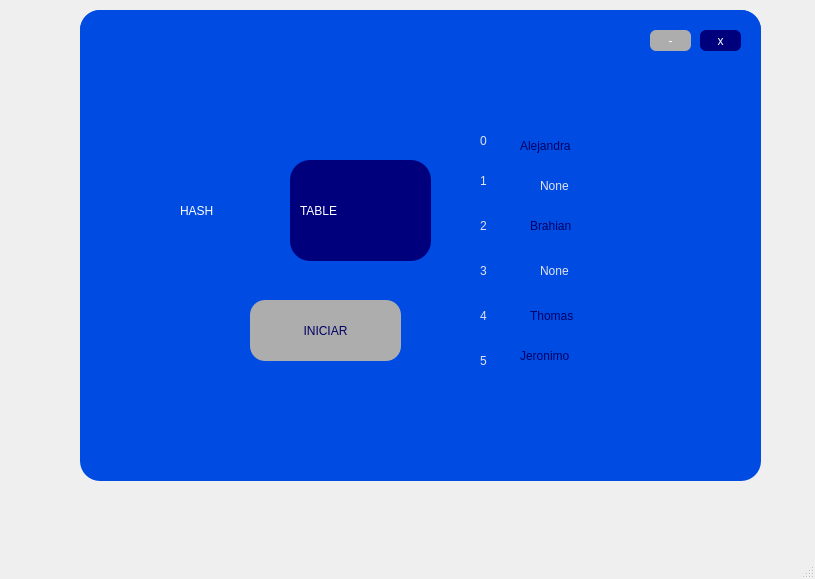
Qt form diseno_ui/diseno_inicio.ui (ThomyALUN/proyecto-tablaHash) before a commit.
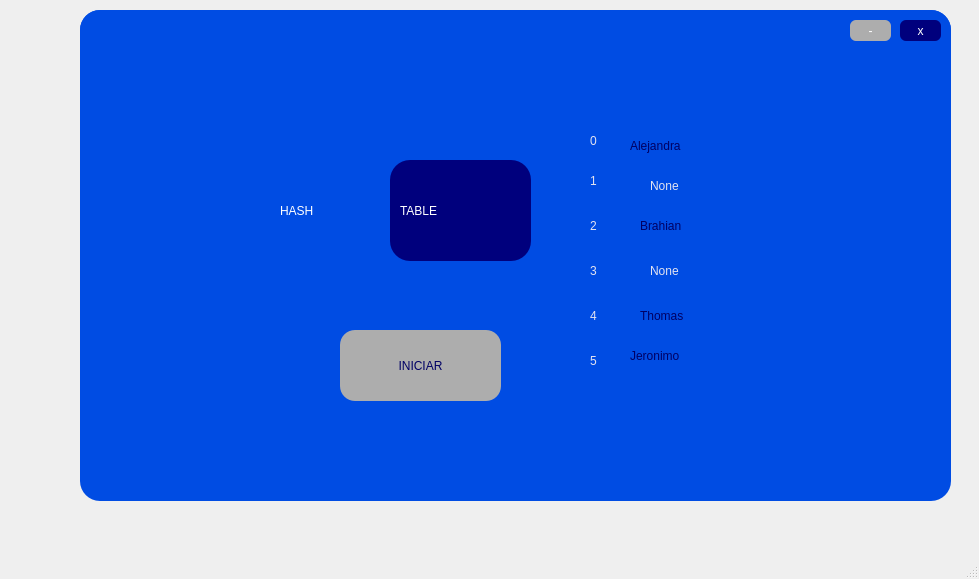
The same form after that commit. Icons and pictures are not drawn.

Commit message: organización tamaño

Diff of the .ui file:
```diff
--- a/diseno_ui/diseno_inicio.ui
+++ b/diseno_ui/diseno_inicio.ui
@@ -6,7 +6,7 @@
    <rect>
     <x>0</x>
     <y>0</y>
-    <width>815</width>
+    <width>979</width>
     <height>579</height>
    </rect>
   </property>
@@ -19,8 +19,8 @@
      <rect>
       <x>80</x>
       <y>10</y>
-      <width>681</width>
-      <height>471</height>
+      <width>871</width>
+      <height>491</height>
      </rect>
     </property>
     <property name="cursor">
@@ -37,10 +37,10 @@
     <widget class="QPushButton" name="BIniciar">
      <property name="geometry">
       <rect>
-       <x>170</x>
-       <y>290</y>
-       <width>151</width>
-       <height>61</height>
+       <x>260</x>
+       <y>320</y>
+       <width>161</width>
+       <height>71</height>
       </rect>
      </property>
      <property name="cursor">
@@ -63,7 +63,7 @@
     <widget class="QLabel" name="label_2">
      <property name="geometry">
       <rect>
-       <x>100</x>
+       <x>200</x>
        <y>180</y>
        <width>241</width>
        <height>41</height>
@@ -81,7 +81,7 @@
     <widget class="QLabel" name="label_3">
      <property name="geometry">
       <rect>
-       <x>410</x>
+       <x>520</x>
        <y>90</y>
        <width>161</width>
        <height>171</height>
@@ -97,7 +97,7 @@
     <widget class="QWidget" name="widget_2" native="true">
      <property name="geometry">
       <rect>
-       <x>210</x>
+       <x>310</x>
        <y>150</y>
        <width>141</width>
        <height>101</height>
@@ -111,7 +111,7 @@
     <widget class="QLabel" name="label_4">
      <property name="geometry">
       <rect>
-       <x>220</x>
+       <x>320</x>
        <y>180</y>
        <width>131</width>
        <height>41</height>
@@ -129,7 +129,7 @@
     <widget class="QLabel" name="label_5">
      <property name="geometry">
       <rect>
-       <x>410</x>
+       <x>520</x>
        <y>220</y>
        <width>161</width>
        <height>171</height>
@@ -145,7 +145,7 @@
     <widget class="QLabel" name="label_6">
      <property name="geometry">
       <rect>
-       <x>440</x>
+       <x>550</x>
        <y>120</y>
        <width>111</width>
        <height>31</height>
@@ -165,7 +165,7 @@
     <widget class="QLabel" name="label_7">
      <property name="geometry">
       <rect>
-       <x>450</x>
+       <x>560</x>
        <y>200</y>
        <width>111</width>
        <height>31</height>
@@ -185,7 +185,7 @@
     <widget class="QLabel" name="label_8">
      <property name="geometry">
       <rect>
-       <x>450</x>
+       <x>560</x>
        <y>290</y>
        <width>111</width>
        <height>31</height>
@@ -205,7 +205,7 @@
     <widget class="QLabel" name="label_9">
      <property name="geometry">
       <rect>
-       <x>440</x>
+       <x>550</x>
        <y>330</y>
        <width>121</width>
        <height>31</height>
@@ -225,7 +225,7 @@
     <widget class="QLabel" name="label_10">
      <property name="geometry">
       <rect>
-       <x>460</x>
+       <x>570</x>
        <y>160</y>
        <width>111</width>
        <height>31</height>
@@ -246,7 +246,7 @@
     <widget class="QLabel" name="label_20">
      <property name="geometry">
       <rect>
-       <x>460</x>
+       <x>570</x>
        <y>240</y>
        <width>111</width>
        <height>41</height>
@@ -266,7 +266,7 @@
     <widget class="QLabel" name="label_21">
      <property name="geometry">
       <rect>
-       <x>400</x>
+       <x>510</x>
        <y>110</y>
        <width>20</width>
        <height>41</height>
@@ -287,7 +287,7 @@
     <widget class="QLabel" name="label_22">
      <property name="geometry">
       <rect>
-       <x>400</x>
+       <x>510</x>
        <y>340</y>
        <width>16</width>
        <height>21</height>
@@ -308,7 +308,7 @@
     <widget class="QLabel" name="label_23">
      <property name="geometry">
       <rect>
-       <x>400</x>
+       <x>510</x>
        <y>240</y>
        <width>20</width>
        <height>41</height>
@@ -329,7 +329,7 @@
     <widget class="QLabel" name="label_24">
      <property name="geometry">
       <rect>
-       <x>400</x>
+       <x>510</x>
        <y>290</y>
        <width>20</width>
        <height>31</height>
@@ -350,7 +350,7 @@
     <widget class="QLabel" name="label_25">
      <property name="geometry">
       <rect>
-       <x>400</x>
+       <x>510</x>
        <y>200</y>
        <width>16</width>
        <height>31</height>
@@ -371,7 +371,7 @@
     <widget class="QLabel" name="label_26">
      <property name="geometry">
       <rect>
-       <x>400</x>
+       <x>510</x>
        <y>150</y>
        <width>20</width>
        <height>41</height>
@@ -394,7 +394,7 @@
       <rect>
        <x>0</x>
        <y>0</y>
-       <width>681</width>
+       <width>871</width>
        <height>51</height>
       </rect>
      </property>
@@ -415,8 +415,8 @@
      <widget class="QPushButton" name="min">
       <property name="geometry">
        <rect>
-        <x>570</x>
-        <y>20</y>
+        <x>770</x>
+        <y>10</y>
         <width>41</width>
         <height>21</height>
        </rect>
@@ -442,8 +442,8 @@
      <widget class="QPushButton" name="cerrar">
       <property name="geometry">
        <rect>
-        <x>620</x>
-        <y>20</y>
+        <x>820</x>
+        <y>10</y>
         <width>41</width>
         <height>21</height>
        </rect>
```
Left out of the diff: 2 changed lines with no effect on the pictures.
